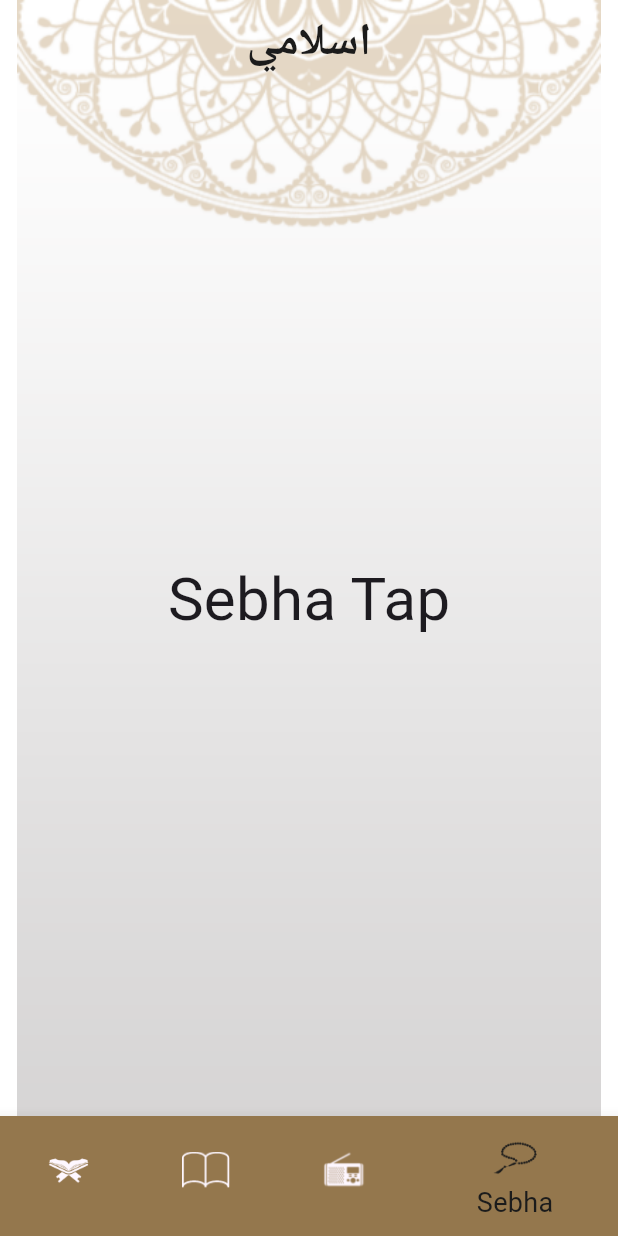
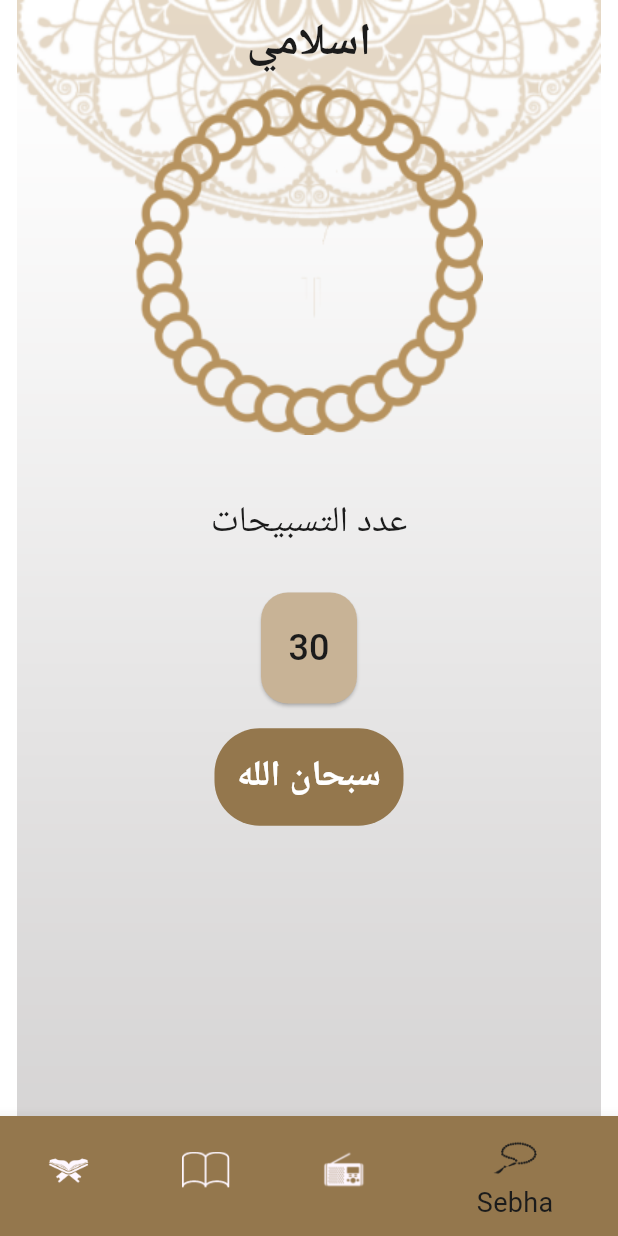
Before and after one commit to mohamedgalalelhamrawy/islami_app, a Flutter app: the screen it shows after launch, item 4 of the bottom bar chosen, on a phone screen of 412 x 824 dp. Run offline on Flutter 3.47's test engine with Material 3 defaults, Android fonts, the phone set to English and light mode, and no system bars.

Commit message:
create the designe of sebha tab

```diff
--- a/lib/screens/home/tabs/sebha.dart
+++ b/lib/screens/home/tabs/sebha.dart
@@ -1,5 +1,8 @@
 
  import 'package:flutter/material.dart';
+import 'package:islami_app/utils/app_assets.dart';
+import 'package:islami_app/utils/app_colors.dart';
+import 'package:islami_app/utils/app_styles.dart';
 
 class Sebha extends StatelessWidget {
     const Sebha({super.key});
@@ -7,9 +10,33 @@ class Sebha extends StatelessWidget {
     @override
     Widget build(BuildContext context) {
       return Container(
-      child: Center(
-        child: Text("Sebha Tap",style: TextStyle(fontSize: 40),),
-      ),
-    );
+        width: double.infinity,
+        child: Column(
+          children: [
+            Image.asset(AppAssets.sebhaLogo),
+            SizedBox(height: MediaQuery.of(context).size.width*0.1,),
+            Text("عدد التسبيحات",style: AppStyles.titles),
+             SizedBox(height: MediaQuery.of(context).size.width*0.07,),
+            ElevatedButton(onPressed: (){},
+            style: ElevatedButton.styleFrom(
+               shape: RoundedRectangleBorder(
+              borderRadius: BorderRadius.circular(18), // Change the radius here
+            ),
+              backgroundColor: Color(0xffC8B396),
+              padding: EdgeInsets.symmetric(horizontal: 15, vertical: 20),
+            ),
+             child: Text("30",style: AppStyles.titles)),
+              SizedBox(height: MediaQuery.of(context).size.width*0.04,),
+            Container(
+              padding: EdgeInsets.symmetric(vertical: 15,horizontal: 15),
+              decoration: BoxDecoration(
+                borderRadius: BorderRadius.circular(30),
+                color: AppColors.primary,
+              ),
+              child: Text("سبحان الله",style: AppStyles.titles.copyWith(color: AppColors.whiteColor,fontWeight: FontWeight.w800),),
+            )
+          ],
+        ),
+      );
     }
   }
--- a/lib/utils/app_assets.dart
+++ b/lib/utils/app_assets.dart
@@ -7,4 +7,5 @@ abstract class AppAssets {
   static const String iconRadio = "assets/images/icon_radio.png";
   static const String iconSebha = "assets/images/icon_sebha.png";
   static const String quranLogo = "assets/images/qur2an_screen_logo.png";
+  static const String sebhaLogo = "assets/images/body_sebha_logo.png";
 }
```
